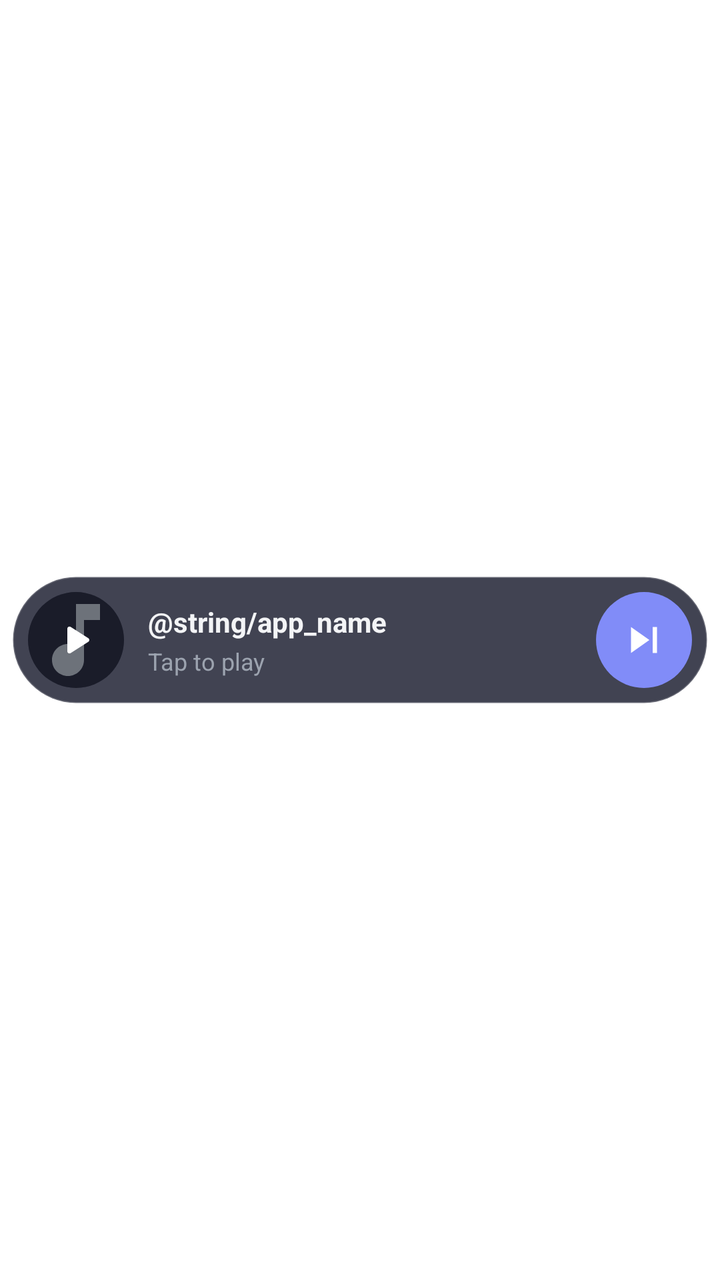
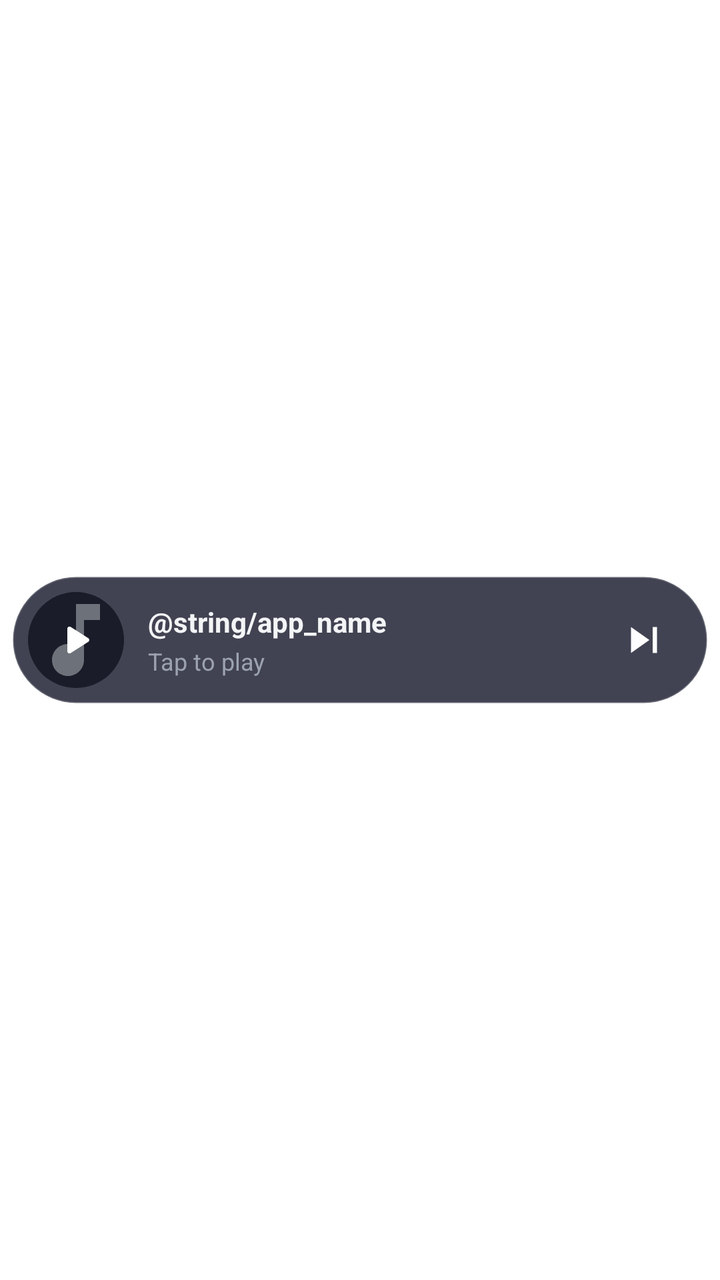

Screens rendered from an Android XML layout before and after an edit, with the pre-edit source and the edit as a unified diff.
<!-- AndroidManifest.xml: application theme Theme.MyMusic -->
<!-- res/layout/widget_mini_player.xml -->
<?xml version="1.0" encoding="utf-8"?>
<FrameLayout xmlns:android="http://schemas.android.com/apk/res/android"
    android:layout_width="match_parent"
    android:layout_height="match_parent"
    android:paddingStart="6dp"
    android:paddingEnd="6dp">

    
    <FrameLayout
        android:id="@+id/widget_root"
        android:layout_width="match_parent"
        android:layout_height="64dp"
        android:layout_gravity="center"
        android:background="@drawable/widget_background">

        
        <ProgressBar
            android:id="@+id/widget_progress"
            style="@android:style/Widget.ProgressBar.Horizontal"
            android:layout_width="match_parent"
            android:layout_height="match_parent"
            android:indeterminate="false"
            android:max="1000"
            android:progress="0"
            android:progressDrawable="@drawable/widget_progress_background" />

        
        <LinearLayout
            android:layout_width="match_parent"
            android:layout_height="match_parent"
            android:gravity="center_vertical"
            android:orientation="horizontal"
            android:paddingStart="8dp"
            android:paddingTop="8dp"
            android:paddingEnd="8dp"
            android:paddingBottom="8dp">

            
            <FrameLayout
                android:id="@+id/widget_btn_play_pause"
                android:layout_width="48dp"
                android:layout_height="48dp"
                android:background="@drawable/widget_artwork_placeholder"
                android:clickable="true">

                
                <ImageView
                    android:id="@+id/widget_artwork"
                    android:layout_width="match_parent"
                    android:layout_height="match_parent"
                    android:contentDescription="@string/app_name"
                    android:scaleType="centerCrop"
                    android:src="@drawable/ic_widget_music_note" />

                
                <ImageView
                    android:id="@+id/widget_play_pause_icon"
                    android:layout_width="match_parent"
                    android:layout_height="match_parent"
                    android:background="@drawable/widget_art_overlay"
                    android:contentDescription="Play/Pause"
                    android:padding="11dp"
                    android:scaleType="fitCenter"
                    android:src="@drawable/ic_widget_play" />
            </FrameLayout>

            
            <LinearLayout
                android:id="@+id/widget_text_container"
                android:layout_width="0dp"
                android:layout_height="wrap_content"
                android:layout_marginStart="12dp"
                android:layout_marginEnd="12dp"
                android:layout_weight="1"
                android:orientation="vertical">

                <TextView
                    android:id="@+id/widget_title"
                    android:layout_width="match_parent"
                    android:layout_height="wrap_content"
                    android:ellipsize="end"
                    android:maxLines="1"
                    android:singleLine="true"
                    android:text="@string/app_name"
                    android:textColor="#F3F4F6"
                    android:textSize="14sp"
                    android:textStyle="bold" />

                <TextView
                    android:id="@+id/widget_artist"
                    android:layout_width="match_parent"
                    android:layout_height="wrap_content"
                    android:layout_marginTop="2dp"
                    android:ellipsize="end"
                    android:maxLines="1"
                    android:singleLine="true"
                    android:text="Tap to play"
                    android:textColor="#9CA3AF"
                    android:textSize="12sp" />
            </LinearLayout>

            
            <ImageButton
                android:id="@+id/widget_btn_next"
                android:layout_width="48dp"
                android:layout_height="48dp"
                android:background="@drawable/widget_play_button_bg"
                android:contentDescription="Next"
                android:padding="11dp"
                android:scaleType="fitCenter"
                android:src="@drawable/ic_widget_skip_next" />
        </LinearLayout>
    </FrameLayout>
</FrameLayout>
<!-- resources referenced by this layout -->
<resources>
  <!-- drawable ic_widget_music_note (drawable) -->
  <vector xmlns:android="http://schemas.android.com/apk/res/android"
      android:width="24dp"
      android:height="24dp"
      android:viewportWidth="24"
      android:viewportHeight="24">
      <path
          android:fillColor="@color/widget_text_secondary"
          android:pathData="M12,3v10.55c-0.59,-0.34 -1.27,-0.55 -2,-0.55 -2.21,0 -4,1.79 -4,4s1.79,4 4,4 4,-1.79 4,-4V7h4V3h-6z" />
  </vector>
  <!-- drawable ic_widget_play (drawable) -->
  <vector xmlns:android="http://schemas.android.com/apk/res/android"
      android:width="26dp"
      android:height="26dp"
      android:viewportWidth="24"
      android:viewportHeight="24">
      <path
          android:fillColor="#FFFFFF"
          android:pathData="M8,6.82v10.36c0,0.79 0.87,1.27 1.54,0.84l8.14,-5.18c0.62,-0.39 0.62,-1.29 0,-1.69L9.54,5.98C8.87,5.55 8,6.03 8,6.82z" />
  </vector>
  <!-- drawable ic_widget_skip_next (drawable) -->
  <vector xmlns:android="http://schemas.android.com/apk/res/android"
      android:width="26dp"
      android:height="26dp"
      android:viewportWidth="24"
      android:viewportHeight="24">
      <path
          android:fillColor="#FFFFFF"
          android:pathData="M6,18l8.5,-6L6,6v12zM16,6v12h2V6h-2z" />
  </vector>
  <!-- drawable widget_art_overlay (drawable) -->
  <?xml version="1.0" encoding="utf-8"?>
  <shape xmlns:android="http://schemas.android.com/apk/res/android"
      android:shape="oval">
      <solid android:color="#4D000000" />
  </shape>
  <!-- drawable widget_artwork_placeholder (drawable) -->
  <?xml version="1.0" encoding="utf-8"?>
  <shape xmlns:android="http://schemas.android.com/apk/res/android"
      android:shape="oval">
      <solid android:color="@color/widget_art_bg" />
  </shape>
  <!-- drawable widget_background (drawable) -->
  <?xml version="1.0" encoding="utf-8"?>
  <shape xmlns:android="http://schemas.android.com/apk/res/android"
      android:shape="rectangle">
      <solid android:color="#D9202334" />
      <corners android:radius="100dp" />
      <stroke
          android:width="1dp"
          android:color="#33FFFFFF" />
  </shape>
  <!-- drawable widget_play_button_bg (drawable) -->
  <?xml version="1.0" encoding="utf-8"?>
  <shape xmlns:android="http://schemas.android.com/apk/res/android"
      android:shape="oval">
      <solid android:color="@color/widget_primary" />
  </shape>
  <!-- drawable widget_progress_background (drawable) -->
  <?xml version="1.0" encoding="utf-8"?>
  <layer-list xmlns:android="http://schemas.android.com/apk/res/android">
      <item android:id="@android:id/background">
          <shape android:shape="rectangle">
              <corners android:radius="100dp" />
              <solid android:color="@android:color/transparent" />
          </shape>
      </item>
      <item android:id="@android:id/progress">
          <clip>
              <shape android:shape="rectangle">
                  <corners android:radius="100dp" />
                  <solid android:color="#26818CF8" />
              </shape>
          </clip>
      </item>
  </layer-list>
  <color name="widget_text_secondary">#9CA3AF</color>
  <color name="widget_art_bg">#25283B</color>
  <color name="widget_primary">#818CF8</color>
</resources>

<!-- the commit's change to res/layout/widget_mini_player.xml (unified diff, before → after) -->
@@ -104,7 +104,7 @@
                 android:id="@+id/widget_btn_next"
                 android:layout_width="48dp"
                 android:layout_height="48dp"
-                android:background="@drawable/widget_play_button_bg"
+                android:background="@drawable/widget_control_button_bg"
                 android:contentDescription="Next"
                 android:padding="11dp"
                 android:scaleType="fitCenter"
<!-- resource entries referenced after the edit -->
@@ -52,12 +52,16 @@
           android:width="1dp"
           android:color="#33FFFFFF" />
   </shape>
-  <!-- drawable widget_play_button_bg (drawable) -->
+  <!-- drawable widget_control_button_bg (drawable) -->
   <?xml version="1.0" encoding="utf-8"?>
-  <shape xmlns:android="http://schemas.android.com/apk/res/android"
-      android:shape="oval">
-      <solid android:color="@color/widget_primary" />
-  </shape>
+  <ripple xmlns:android="http://schemas.android.com/apk/res/android"
+      android:color="#33FFFFFF">
+      <item>
+          <shape android:shape="oval">
+              <solid android:color="@android:color/transparent" />
+          </shape>
+      </item>
+  </ripple>
   <!-- drawable widget_progress_background (drawable) -->
   <?xml version="1.0" encoding="utf-8"?>
   <layer-list xmlns:android="http://schemas.android.com/apk/res/android">
@@ -78,6 +82,5 @@
   </layer-list>
   <color name="widget_text_secondary">#9CA3AF</color>
   <color name="widget_art_bg">#25283B</color>
-  <color name="widget_primary">#818CF8</color>
 </resources>
 
